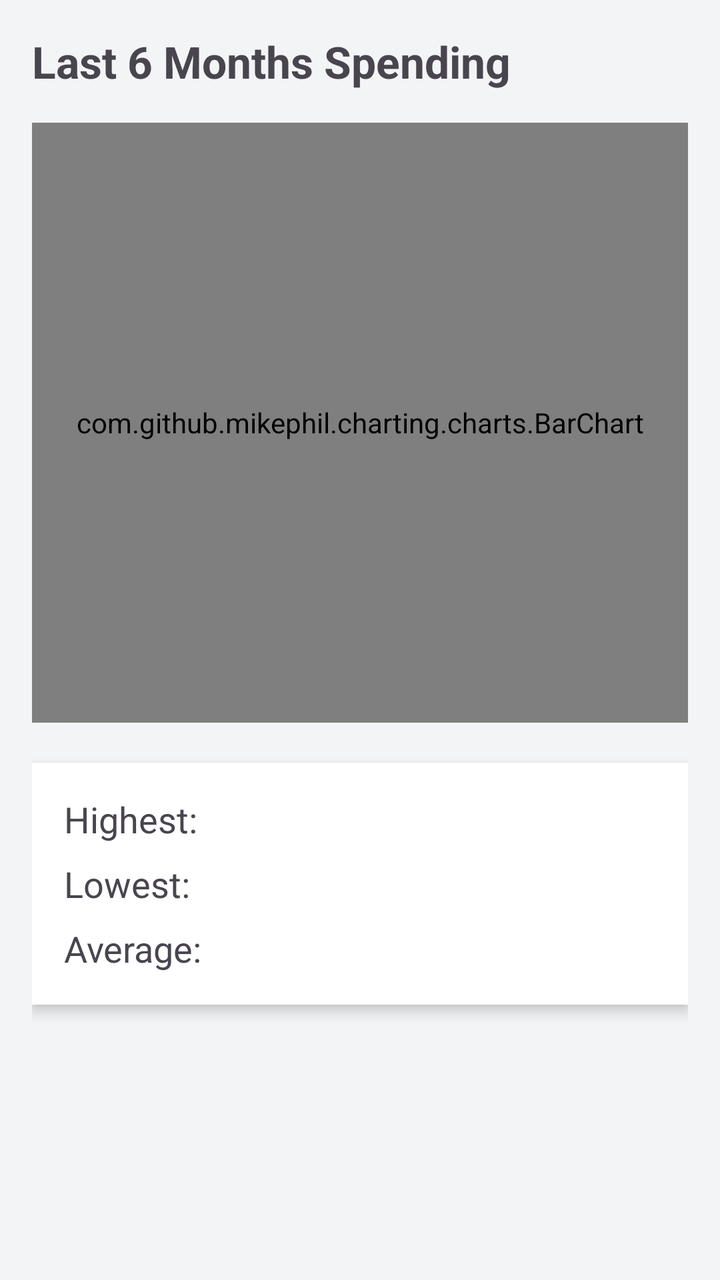
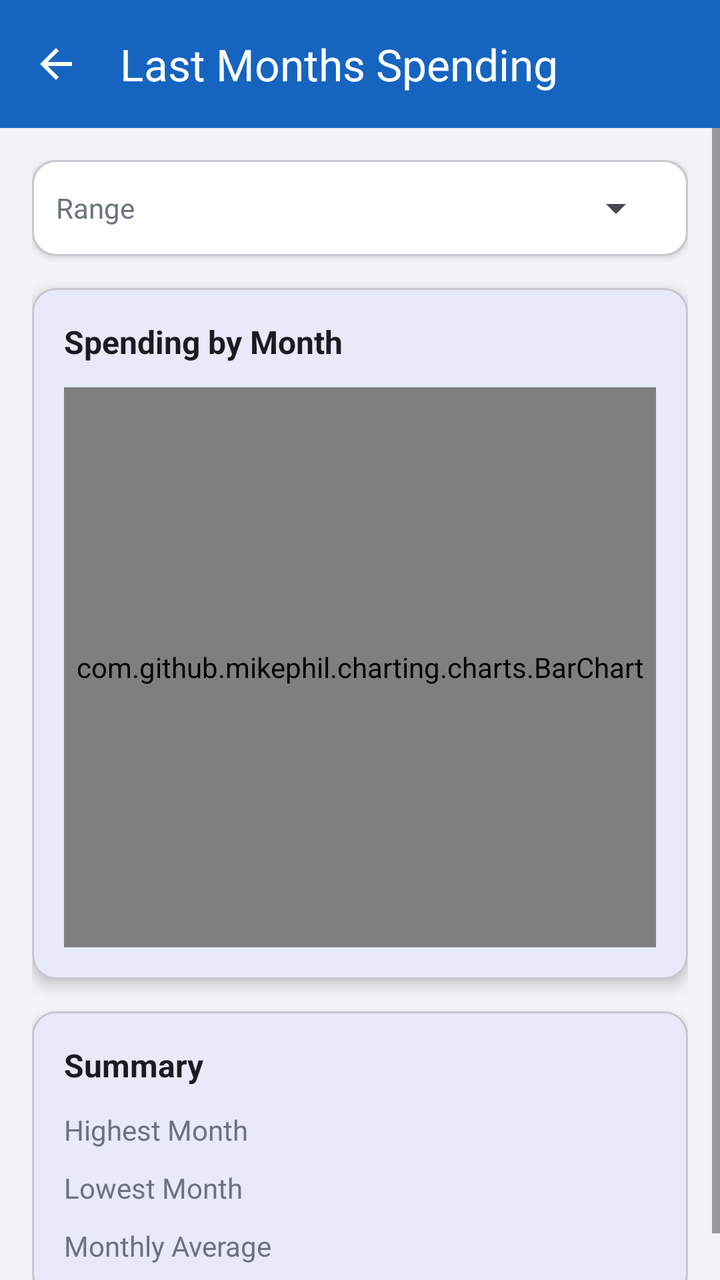

The first picture is an Android layout as it rendered before a commit; the second is the same layout after the commit. The layout source and the unified diff follow.
<!-- AndroidManifest.xml: application theme Theme.BudgetHelper -->
<!-- res/layout/activity_monthly_graph.xml -->
<?xml version="1.0" encoding="utf-8"?>
<ScrollView xmlns:android="http://schemas.android.com/apk/res/android"
    xmlns:app="http://schemas.android.com/apk/res-auto"
    android:layout_width="match_parent"
    android:layout_height="match_parent"
    android:fillViewport="true">

    <LinearLayout
        android:layout_width="match_parent"
        android:layout_height="wrap_content"
        android:orientation="vertical"
        android:padding="16dp">

        
        <TextView
            android:id="@+id/monthlyGraphTitle"
            android:layout_width="wrap_content"
            android:layout_height="wrap_content"
            android:text="@string/monthly_graph_title"
            android:textSize="22sp"
            android:textStyle="bold"
            android:layout_marginBottom="16dp" />

        
        <com.github.mikephil.charting.charts.BarChart
            android:id="@+id/barChart"
            android:layout_width="match_parent"
            android:layout_height="300dp"
            android:layout_marginBottom="20dp" />

        
        <LinearLayout
            android:layout_width="match_parent"
            android:layout_height="wrap_content"
            android:orientation="vertical"
            android:background="@android:color/white"
            android:padding="16dp"
            android:elevation="4dp">

            <TextView
                android:id="@+id/highestMonthText"
                android:layout_width="wrap_content"
                android:layout_height="wrap_content"
                android:text="@string/highest_month"
                android:textSize="18sp"
                android:layout_marginBottom="8dp" />

            <TextView
                android:id="@+id/lowestMonthText"
                android:layout_width="wrap_content"
                android:layout_height="wrap_content"
                android:text="@string/lowest_month"
                android:textSize="18sp"
                android:layout_marginBottom="8dp" />

            <TextView
                android:id="@+id/averageMonthText"
                android:layout_width="wrap_content"
                android:layout_height="wrap_content"
                android:text="@string/average_spending"
                android:textSize="18sp" />



        </LinearLayout>

    </LinearLayout>
</ScrollView>
<!-- resources referenced by this layout -->
<resources>
  <string name="average_spending">Average:</string>
  <string name="highest_month">Highest:</string>
  <string name="lowest_month">Lowest:</string>
  <string name="monthly_graph_title">Last 6 Months Spending</string>
  <style name="Theme.BudgetHelper" parent="Base.Theme.BudgetHelper" />
  <style name="Base.Theme.BudgetHelper" parent="Theme.Material3.DayNight.NoActionBar">
          <item name="colorPrimary">@color/colorPrimary</item>
          <item name="colorPrimaryVariant">@color/colorPrimaryDark</item>
          <item name="colorOnPrimary">@color/white</item>
          <item name="android:windowBackground">@color/background</item>
      </style>
  <color name="colorPrimary">#1565C0</color>
  <color name="colorPrimaryDark">#0D47A1</color>
  <color name="white">#FFFFFFFF</color>
  <color name="background">#F3F4F6</color>
</resources>

<!-- the commit's change to res/layout/activity_monthly_graph.xml (unified diff, before → after) -->
@@ -1,68 +1,194 @@
 <?xml version="1.0" encoding="utf-8"?>
-<ScrollView xmlns:android="http://schemas.android.com/apk/res/android"
+<LinearLayout xmlns:android="http://schemas.android.com/apk/res/android"
     xmlns:app="http://schemas.android.com/apk/res-auto"
     android:layout_width="match_parent"
     android:layout_height="match_parent"
-    android:fillViewport="true">
+    android:orientation="vertical"
+    android:background="@color/background">
 
-    <LinearLayout
+    <com.google.android.material.appbar.MaterialToolbar
+        android:id="@+id/graphToolbar"
         android:layout_width="match_parent"
-        android:layout_height="wrap_content"
-        android:orientation="vertical"
-        android:padding="16dp">
+        android:layout_height="?attr/actionBarSize"
+        android:background="@color/colorPrimary"
+        app:title="@string/monthly_graph_title"
+        app:titleTextColor="@color/white"
+        app:navigationIcon="@drawable/ic_arrow_back"
+        app:navigationIconTint="@color/white" />
 
-        
-        <TextView
-            android:id="@+id/monthlyGraphTitle"
-            android:layout_width="wrap_content"
-            android:layout_height="wrap_content"
-            android:text="@string/monthly_graph_title"
-            android:textSize="22sp"
-            android:textStyle="bold"
-            android:layout_marginBottom="16dp" />
+    <ScrollView
+        android:layout_width="match_parent"
+        android:layout_height="match_parent">
 
-        
-        <com.github.mikephil.charting.charts.BarChart
-            android:id="@+id/barChart"
-            android:layout_width="match_parent"
-            android:layout_height="300dp"
-            android:layout_marginBottom="20dp" />
-
-        
         <LinearLayout
             android:layout_width="match_parent"
             android:layout_height="wrap_content"
             android:orientation="vertical"
-            android:background="@android:color/white"
-            android:padding="16dp"
-            android:elevation="4dp">
+            android:padding="16dp">
 
-            <TextView
-                android:id="@+id/highestMonthText"
-                android:layout_width="wrap_content"
+            
+            <com.google.android.material.card.MaterialCardView
+                android:layout_width="match_parent"
                 android:layout_height="wrap_content"
-                android:text="@string/highest_month"
-                android:textSize="18sp"
-                android:layout_marginBottom="8dp" />
+                android:layout_marginBottom="16dp"
+                app:cardCornerRadius="12dp"
+                app:cardElevation="2dp"
+                app:cardBackgroundColor="@color/surface">
 
-            <TextView
-                android:id="@+id/lowestMonthText"
-                android:layout_width="wrap_content"
+                <LinearLayout
+                    android:layout_width="match_parent"
+                    android:layout_height="wrap_content"
+                    android:orientation="horizontal"
+                    android:padding="12dp"
+                    android:gravity="center_vertical">
+
+                    <TextView
+                        android:layout_width="0dp"
+                        android:layout_height="wrap_content"
+                        android:layout_weight="1"
+                        android:text="Range"
+                        android:textColor="@color/text_secondary"
+                        android:textSize="14sp" />
+
+                    <Spinner
+                        android:id="@+id/rangeSpinner"
+                        android:layout_width="wrap_content"
+                        android:layout_height="wrap_content" />
+
+                </LinearLayout>
+            </com.google.android.material.card.MaterialCardView>
+
+            
+            <com.google.android.material.card.MaterialCardView
+                android:layout_width="match_parent"
                 android:layout_height="wrap_content"
-                android:text="@string/lowest_month"
-                android:textSize="18sp"
-                android:layout_marginBottom="8dp" />
+                android:layout_marginBottom="16dp"
+                app:cardCornerRadius="12dp"
+                app:cardElevation="4dp">
 
-            <TextView
-                android:id="@+id/averageMonthText"
-                android:layout_width="wrap_content"
+                <LinearLayout
+                    android:layout_width="match_parent"
+                    android:layout_height="wrap_content"
+                    android:orientation="vertical"
+                    android:padding="16dp">
+
+                    <TextView
+                        android:layout_width="wrap_content"
+                        android:layout_height="wrap_content"
+                        android:text="Spending by Month"
+                        android:textSize="16sp"
+                        android:textStyle="bold"
+                        android:textColor="@color/text_primary"
+                        android:layout_marginBottom="12dp" />
+
+                    <com.github.mikephil.charting.charts.BarChart
+                        android:id="@+id/barChart"
+                        android:layout_width="match_parent"
+                        android:layout_height="280dp" />
+
+                </LinearLayout>
+            </com.google.android.material.card.MaterialCardView>
+
+            
+            <com.google.android.material.card.MaterialCardView
+                android:layout_width="match_parent"
                 android:layout_height="wrap_content"
-                android:text="@string/average_spending"
-                android:textSize="18sp" />
+                app:cardCornerRadius="12dp"
+                app:cardElevation="4dp">
 
+                <LinearLayout
+                    android:layout_width="match_parent"
+                    android:layout_height="wrap_content"
+                    android:orientation="vertical"
+                    android:padding="16dp">
 
+                    <TextView
+                        android:layout_width="wrap_content"
+                        android:layout_height="wrap_content"
+                        android:text="Summary"
+                        android:textSize="16sp"
+                        android:textStyle="bold"
+                        android:textColor="@color/text_primary"
+                        android:layout_marginBottom="12dp" />
+
+                    
+                    <LinearLayout
+                        android:layout_width="match_parent"
+                        android:layout_height="wrap_content"
+                        android:orientation="horizontal"
+                        android:layout_marginBottom="10dp">
+
+                        <TextView
+                            android:layout_width="0dp"
+                            android:layout_height="wrap_content"
+                            android:layout_weight="1"
+                            android:text="Highest Month"
+                            android:textSize="14sp"
+                            android:textColor="@color/text_secondary" />
+
+                        <TextView
+                            android:id="@+id/highestMonthText"
+                            android:layout_width="wrap_content"
+                            android:layout_height="wrap_content"
+                            android:textSize="14sp"
+                            android:textStyle="bold"
+                            android:textColor="@color/remaining_negative" />
+
+                    </LinearLayout>
+
+                    
+                    <LinearLayout
+                        android:layout_width="match_parent"
+                        android:layout_height="wrap_content"
+                        android:orientation="horizontal"
+                        android:layout_marginBottom="10dp">
+
+                        <TextView
+                            android:layout_width="0dp"
+                            android:layout_height="wrap_content"
+                            android:layout_weight="1"
+                            android:text="Lowest Month"
+                            android:textSize="14sp"
+                            android:textColor="@color/text_secondary" />
+
+                        <TextView
+                            android:id="@+id/lowestMonthText"
+                            android:layout_width="wrap_content"
+                            android:layout_height="wrap_content"
+                            android:textSize="14sp"
+                            android:textStyle="bold"
+                            android:textColor="@color/remaining_positive" />
+
+                    </LinearLayout>
+
+                    
+                    <LinearLayout
+                        android:layout_width="match_parent"
+                        android:layout_height="wrap_content"
+                        android:orientation="horizontal">
+
+                        <TextView
+                            android:layout_width="0dp"
+                            android:layout_height="wrap_content"
+                            android:layout_weight="1"
+                            android:text="Monthly Average"
+                            android:textSize="14sp"
+                            android:textColor="@color/text_secondary" />
+
+                        <TextView
+                            android:id="@+id/averageMonthText"
+                            android:layout_width="wrap_content"
+                            android:layout_height="wrap_content"
+                            android:textSize="14sp"
+                            android:textStyle="bold"
+                            android:textColor="@color/text_primary" />
+
+                    </LinearLayout>
+
+                </LinearLayout>
+            </com.google.android.material.card.MaterialCardView>
 
         </LinearLayout>
+    </ScrollView>
 
-    </LinearLayout>
-</ScrollView>
+</LinearLayout>
<!-- resource entries referenced after the edit -->
@@ -1,9 +1,6 @@
 <!-- resources referenced by this layout -->
 <resources>
-  <string name="average_spending">Average:</string>
-  <string name="highest_month">Highest:</string>
-  <string name="lowest_month">Lowest:</string>
-  <string name="monthly_graph_title">Last 6 Months Spending</string>
+  <string name="monthly_graph_title">Last Months Spending</string>
   <style name="Theme.BudgetHelper" parent="Base.Theme.BudgetHelper" />
   <style name="Base.Theme.BudgetHelper" parent="Theme.Material3.DayNight.NoActionBar">
           <item name="colorPrimary">@color/colorPrimary</item>
@@ -12,8 +9,24 @@
           <item name="android:windowBackground">@color/background</item>
       </style>
   <color name="colorPrimary">#1565C0</color>
+  <color name="remaining_negative">#C62828</color>
+  <color name="remaining_positive">#2E7D32</color>
+  <color name="surface">#FFFFFF</color>
+  <color name="text_primary">#1C1B1F</color>
+  <color name="text_secondary">#6B7280</color>
   <color name="colorPrimaryDark">#0D47A1</color>
   <color name="white">#FFFFFFFF</color>
+  <!-- drawable ic_arrow_back (drawable) -->
+  <vector xmlns:android="http://schemas.android.com/apk/res/android"
+      android:width="24dp"
+      android:height="24dp"
+      android:viewportWidth="24"
+      android:viewportHeight="24"
+      android:tint="@color/white">
+    <path
+        android:fillColor="@android:color/white"
+        android:pathData="M20,11H7.83l5.59,-5.59L12,4l-8,8 8,8 1.41,-1.41L7.83,13H20v-2z"/>
+  </vector>
   <color name="background">#F3F4F6</color>
 </resources>
 
